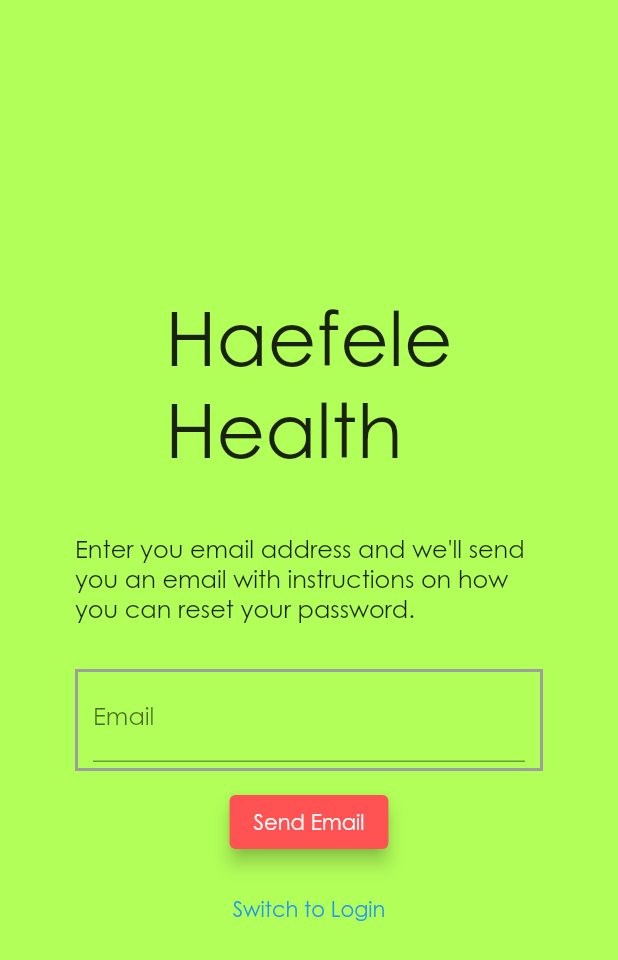
After one commit to djoshua21/covid_screening, a Flutter app: the ForgotPasswordView screen opened directly, on a phone screen of 412 x 824 dp. The commit adds this screen. Shown: the top 960 px of the screen. Run offline on Flutter 3.47's test engine with Material 2 defaults, Android fonts, the phone set to English and light mode, and no system bars; our stand-ins replace cloud_firestore, firebase_auth, firebase_core, firebase_storage, get_it, image_picker and 1 more; accounts and stored records are empty.

Commit message:
Added Forget Password Screen And Forget Password View Model. Added resetPassword to auth_service

```diff
--- a/lib/src/core/constants/route_constants.dart
+++ b/lib/src/core/constants/route_constants.dart
@@ -2,4 +2,5 @@ class RoutePaths {
   static const String login = '/login';
   static const String signUp = '/signUp';
   static const String dashboard = '/dashboard';
+  static const String forgot = '/forgot';
 }
--- a/lib/src/core/services/auth_service.dart
+++ b/lib/src/core/services/auth_service.dart
@@ -7,6 +7,16 @@ class AuthService with ChangeNotifier {
 
     try {
       await auth.signInWithEmailAndPassword(email: email, password: password);
+    } catch (error) {
+      throw error;
+    }
+  }
+
+  Future<void> resetPassword(String email) async {
+    final FirebaseAuth auth = FirebaseAuth.instance;
+
+    try {
+      await auth.sendPasswordResetEmail(email: email);
     } catch (error) {
       throw error;
     }
--- /dev/null
+++ b/lib/src/core/view_models/forgot_password_view_model.dart
@@ -0,0 +1,53 @@
+import 'package:flutter/material.dart';
+import 'package:haefele_health_app/src/core/constants/constants.dart';
+import 'package:haefele_health_app/src/core/services/auth_service.dart';
+import 'package:haefele_health_app/src/locator.dart';
+import 'package:stacked/stacked.dart';
+
+class ForgotPasswordViewModel extends BaseViewModel {
+  final AuthService _authService = locator<AuthService>();
+
+  void resetPassword(BuildContext ctx, String email) async {
+    try {
+      await _authService.resetPassword(email);
+      showDialog(
+        context: ctx,
+        builder: (ctx) => AlertDialog(
+          title: Text('Password Reset'),
+          content: Text(
+              'An email has been sent with a link to change you password.'),
+          actions: [
+            TextButton(
+                onPressed: () {
+                  Navigator.of(ctx).pop();
+                },
+                child: Text("Okay"))
+          ],
+        ),
+      );
+
+      Navigator.of(ctx).pushReplacementNamed(RoutePaths.login);
+    } catch (error) {
+      var errorMessage = 'Password Reset Failed';
+      if (error.code == 'user-not-found') {
+        errorMessage = 'No user found with that email.';
+      } else if (error.code == 'invalid-email') {
+        errorMessage = 'Invalid email Address';
+      }
+      await showDialog(
+        context: ctx,
+        builder: (ctx) => AlertDialog(
+          title: Text('An Error Occurred'),
+          content: Text(errorMessage),
+          actions: [
+            TextButton(
+                onPressed: () {
+                  Navigator.of(ctx).pop();
+                },
+                child: Text("Okay"))
+          ],
+        ),
+      );
+    }
+  }
+}
--- /dev/null
+++ b/lib/src/ui/views/auth/forgot_password_view.dart
@@ -0,0 +1,65 @@
+import 'package:flutter/material.dart';
+import 'package:haefele_health_app/src/core/constants/constants.dart';
+import 'package:haefele_health_app/src/core/view_models/forgot_password_view_model.dart';
+import 'package:stacked/stacked.dart';
+
+class ForgotPasswordView extends StatelessWidget {
+  @override
+  Widget build(BuildContext context) {
+    final _emailController = TextEditingController();
+
+    return ViewModelBuilder<ForgotPasswordViewModel>.nonReactive(
+      viewModelBuilder: () => ForgotPasswordViewModel(),
+      builder: (context, model, child) => Scaffold(
+        body: Padding(
+          padding: const EdgeInsets.symmetric(horizontal: 50),
+          child: Column(
+            mainAxisAlignment: MainAxisAlignment.center,
+            children: [
+              Text(
+                'Haefele\nHealth',
+                style: TextStyle(fontSize: 50),
+              ),
+              SizedBox(height: 40),
+              Text(
+                "Enter you email address and we'll send you an email with instructions on how you can reset your password.",
+                style: TextStyle(fontSize: 16),
+              ),
+              SizedBox(height: 30),
+              Container(
+                decoration: BoxDecoration(
+                  border: Border.all(
+                    color: Colors.grey,
+                    width: 2,
+                  ),
+                ),
+                padding: EdgeInsets.only(left: 10, right: 10, bottom: 4),
+                child: TextField(
+                  controller: _emailController,
+                  decoration: InputDecoration(labelText: 'Email'),
+                  keyboardType: TextInputType.emailAddress,
+                ),
+              ),
+              SizedBox(height: 10),
+              ElevatedButton(
+                child: Text('Send Email'),
+                onPressed: () {
+                  if (_emailController.text.isNotEmpty) {
+                    model.resetPassword(context, _emailController.text);
+                  }
+                },
+              ),
+              SizedBox(height: 10),
+              TextButton(
+                  onPressed: () {
+                    Navigator.of(context)
+                        .pushReplacementNamed(RoutePaths.login);
+                  },
+                  child: Text('Switch to Login')),
+            ],
+          ),
+        ),
+      ),
+    );
+  }
+}
```
